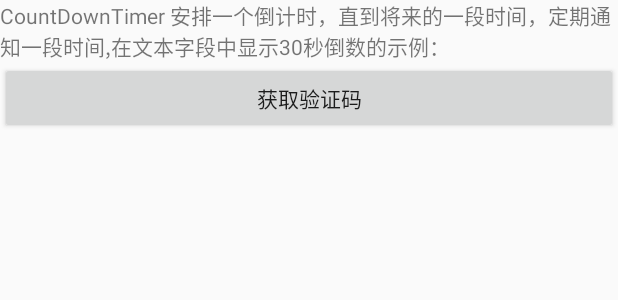
After one commit to HaoPz/MyDemo, an Android app: the layout activity_count_down_timer.xml on its own in the app's theme, with its tools: preview values and no code run, on a phone screen of 412 x 824 dp. The commit adds this screen. Shown: the top 300 px of the screen. Run offline under Robolectric (Android 15) with nearby library versions, the phone set to English and light mode, and no system bars.

Commit message:
添加一个倒计时小功能

```diff
--- a/src/main/AndroidManifest.xml
+++ b/src/main/AndroidManifest.xml
@@ -70,6 +70,9 @@
         <!--26字母检索View-->
         <activity android:name=".IndexList.IndexDemoActivity"/>
 
+        <!-- CountDownTimer 倒计时 -->
+        <activity android:name=".CountDownTimer.CountDownTimerDemo"/>
+
         <provider
             android:name="android.support.v4.content.FileProvider"
             android:authorities="cn.lovexiaoai.myapp.fileprovider"
--- /dev/null
+++ b/src/main/res/layout/activity_count_down_timer.xml
@@ -0,0 +1,19 @@
+<?xml version="1.0" encoding="utf-8"?>
+<LinearLayout xmlns:android="http://schemas.android.com/apk/res/android"
+    android:layout_width="match_parent"
+    android:layout_height="match_parent"
+    android:orientation="vertical">
+
+    <TextView
+        android:text="CountDownTimer 安排一个倒计时，直到将来的一段时间，定期通知一段时间,在文本字段中显示30秒倒数的示例："
+        android:layout_width="match_parent"
+        android:layout_height="wrap_content" />
+
+    <Button
+        android:id="@+id/getVertify"
+        android:text="获取验证码"
+        android:layout_width="match_parent"
+        android:layout_height="wrap_content" />
+
+
+</LinearLayout>
--- a/src/main/res/values/strings.xml
+++ b/src/main/res/values/strings.xml
@@ -17,4 +17,5 @@
     <string name="viewpager3d">3D ViewPager 画廊</string>
     <string name="circleView" >布局 + 圆角图片</string>
     <string name="indexList">26字母检索View</string>
+    <string name="countTime">倒计时</string>
 </resources>
```
Also changed, not shown: src/main/java/com/mydemo/CountDownTimer/CountDownTimerDemo.java (added, +50 -0 lines), src/main/java/com/mydemo/MainActivity.java (+7 -0 lines).
